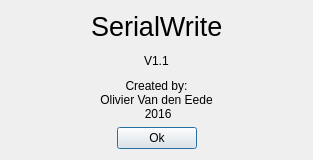
Qt form about.ui (4ilo/serialWrite) before a commit.
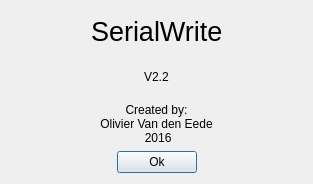
The same form after that commit.

```diff
--- a/about.ui
+++ b/about.ui
@@ -7,7 +7,7 @@
     <x>0</x>
     <y>0</y>
     <width>313</width>
-    <height>160</height>
+    <height>184</height>
    </rect>
   </property>
   <property name="windowTitle">
@@ -74,7 +74,7 @@
      <item>
       <widget class="QLabel" name="label_2">
        <property name="text">
-        <string>V1.1</string>
+        <string>V2.2</string>
        </property>
       </widget>
      </item>
```
